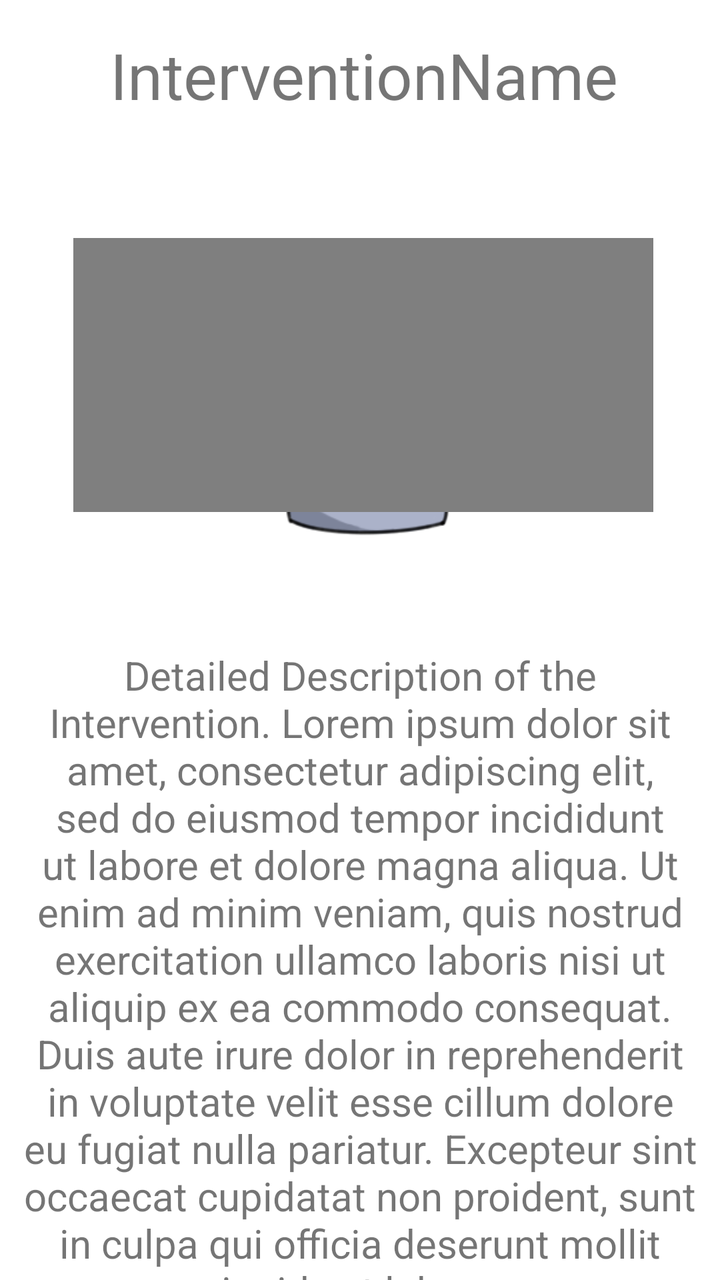
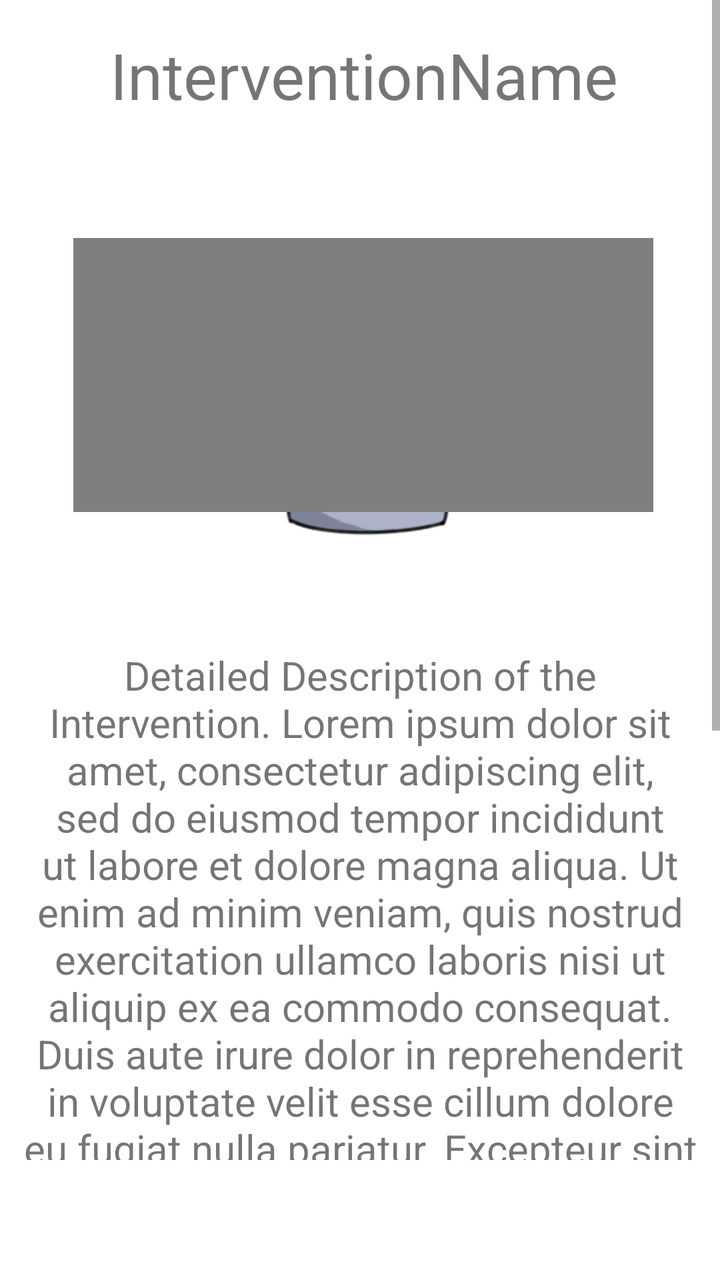

The first picture is an Android layout as it rendered before a commit; the second is the same layout after the commit. The layout source and the unified diff follow.
<!-- AndroidManifest.xml: application theme Theme.SELab23B02 -->
<!-- res/layout/fragment_single_intervention.xml -->
<?xml version="1.0" encoding="utf-8"?>
<LinearLayout xmlns:android="http://schemas.android.com/apk/res/android"
    xmlns:app="http://schemas.android.com/apk/res-auto"
    xmlns:tools="http://schemas.android.com/tools"
    android:layout_width="match_parent"
    android:layout_height="match_parent"
    >

    <androidx.constraintlayout.widget.ConstraintLayout
        android:layout_width="match_parent"
        android:layout_height="match_parent"
        android:layout_weight="1"
        android:id="@+id/singleInterventionFragment">

        <com.google.android.material.textfield.TextInputEditText
            android:id="@+id/tvInterventionAdditionalNotes"
            android:layout_width="216dp"
            android:layout_height="47dp"
            android:ems="10"
            android:hint="@string/et_questionnaire_additional_notes"
            android:inputType="textLongMessage|textMultiLine"
            android:layout_marginTop="10dp"


            app:layout_constraintTop_toBottomOf="@id/ratingBar"
            app:layout_constraintLeft_toLeftOf="parent"
            app:layout_constraintRight_toRightOf="parent"/>

        <TextView
            android:id="@+id/textView3"
            android:layout_width="wrap_content"
            android:layout_height="wrap_content"
            android:layout_marginStart="4dp"
            android:layout_marginTop="16dp"
            android:text="InterventionName"
            android:textAlignment="center"
            android:textSize="32sp"
            app:layout_constraintTop_toTopOf="parent"
            app:layout_constraintLeft_toLeftOf="parent"
            app:layout_constraintRight_toRightOf="parent"/>

        <TextView
            android:id="@+id/textView4"
            android:layout_width="wrap_content"
            android:layout_height="wrap_content"
            android:layout_marginTop="28dp"
            android:text="Detailed Description of the Intervention. Lorem ipsum dolor sit amet, consectetur adipiscing elit, sed do eiusmod tempor incididunt ut labore et dolore magna aliqua. Ut enim ad minim veniam, quis nostrud exercitation ullamco laboris nisi ut aliquip ex ea commodo consequat. Duis aute irure dolor in reprehenderit in voluptate velit esse cillum dolore eu fugiat nulla pariatur. Excepteur sint occaecat cupidatat non proident, sunt in culpa qui officia deserunt mollit anim id est laborum."
            android:textSize="20sp"
            android:padding="10dp"
            android:textAlignment="center"
            app:layout_constraintRight_toRightOf="parent"
            app:layout_constraintLeft_toLeftOf="parent"
            app:layout_constraintTop_toBottomOf="@+id/imageView2" />

        <Button
            android:id="@+id/buttonComplete"
            android:layout_width="wrap_content"
            android:layout_height="wrap_content"
            android:onClick="interventionComplete"
            android:text="Start!"

            app:layout_constraintTop_toBottomOf="@id/tvInterventionAdditionalNotes"
            app:layout_constraintLeft_toLeftOf="parent"
            app:layout_constraintRight_toRightOf="parent"
            android:layout_marginTop="9dp"
            android:background="@drawable/step_count_border"/>

        <ImageView
            android:id="@+id/imageView2"
            android:layout_width="233dp"
            android:layout_height="187dp"
            android:layout_marginTop="40dp"
            android:layout_weight="1"
            android:src="@drawable/little_being"
            app:layout_constraintHorizontal_bias="0.522"
            app:layout_constraintLeft_toLeftOf="parent"
            app:layout_constraintRight_toRightOf="parent"
            app:layout_constraintTop_toBottomOf="@+id/textView3" />

        <TextView
            android:id="@+id/textView"
            android:layout_width="144dp"
            android:layout_height="26dp"
            android:layout_marginTop="40dp"
            android:text="Rating:"
            android:textSize="20sp"
            app:layout_constraintLeft_toLeftOf="@id/ratingBar"

            app:layout_constraintTop_toBottomOf="@id/textView4"/>

        <RatingBar
            android:id="@+id/ratingBar"
            android:layout_width="wrap_content"
            android:layout_height="wrap_content"
            android:layout_marginTop="10dp"
            android:numStars="5"
            android:stepSize="1"
            app:layout_constraintLeft_toLeftOf="parent"
            app:layout_constraintRight_toRightOf="parent"
            app:layout_constraintTop_toBottomOf="@id/textView"

            />

        <VideoView
            android:id="@+id/videoView"
            android:layout_width="290dp"
            android:layout_height="137dp"
            android:layout_marginTop="60dp"
            app:layout_constraintHorizontal_bias="0.522"
            app:layout_constraintLeft_toLeftOf="parent"
            app:layout_constraintRight_toRightOf="parent"
            app:layout_constraintTop_toBottomOf="@+id/textView3" />

    </androidx.constraintlayout.widget.ConstraintLayout>

</LinearLayout>
<!-- resources referenced by this layout -->
<resources>
  <!-- drawable little_being: png bitmap (drawable, 34207 bytes) -->
  <!-- drawable step_count_border (drawable) -->
  <?xml version="1.0" encoding="UTF-8"?>
  <shape xmlns:android="http://schemas.android.com/apk/res/android" android:shape="rectangle">
      <corners android:radius="30dp"/>
      <padding android:left="20dp" android:right="10dp" android:top="10dp" android:bottom="10dp"/>
      <stroke android:width="1dp" android:color="@color/off_white"/>
  </shape>
  <string name="et_questionnaire_additional_notes">additional notes...</string>
  <style name="Theme.SELab23B02" parent="Theme.MaterialComponents.DayNight.DarkActionBar">
          
          <item name="colorPrimary">@color/off_white</item>
          <item name="colorPrimaryVariant">@color/accent_color</item>
          <item name="colorOnPrimary">@color/black</item>
          
          <item name="colorSecondary">@color/ap_gray</item>
          <item name="colorSecondaryVariant">@color/teal_700</item>
          <item name="colorOnSecondary">@color/black</item>
          <item name="titleTextColor">@color/black</item>
          
          <item name="android:statusBarColor">@color/off_white</item>
          
      </style>
  <color name="accent_color">#516395</color>
  <color name="black">#FF000000</color>
  <color name="teal_700">#FF018786</color>
</resources>

<!-- the commit's change to res/layout/fragment_single_intervention.xml (unified diff, before → after) -->
@@ -3,114 +3,122 @@
     xmlns:app="http://schemas.android.com/apk/res-auto"
     xmlns:tools="http://schemas.android.com/tools"
     android:layout_width="match_parent"
-    android:layout_height="match_parent"
-    >
+    android:layout_height="match_parent">
 
-    <androidx.constraintlayout.widget.ConstraintLayout
+    <ScrollView
+        android:id="@+id/singleInterventionFragment"
         android:layout_width="match_parent"
         android:layout_height="match_parent"
-        android:layout_weight="1"
-        android:id="@+id/singleInterventionFragment">
+        android:layout_marginBottom="60dp"
+        android:layout_weight="1">
 
-        <com.google.android.material.textfield.TextInputEditText
-            android:id="@+id/tvInterventionAdditionalNotes"
-            android:layout_width="216dp"
-            android:layout_height="47dp"
-            android:ems="10"
-            android:hint="@string/et_questionnaire_additional_notes"
-            android:inputType="textLongMessage|textMultiLine"
-            android:layout_marginTop="10dp"
+        <androidx.constraintlayout.widget.ConstraintLayout
+            android:layout_width="match_parent"
+            android:layout_height="match_parent"
+            android:layout_weight="1">
+
+            <com.google.android.material.textfield.TextInputEditText
+                android:id="@+id/tvInterventionAdditionalNotes"
+                android:layout_width="216dp"
+                android:layout_height="47dp"
+                android:layout_marginTop="10dp"
+                android:ems="10"
+                android:hint="@string/et_questionnaire_additional_notes"
+                android:inputType="textLongMessage|textMultiLine"
 
 
-            app:layout_constraintTop_toBottomOf="@id/ratingBar"
-            app:layout_constraintLeft_toLeftOf="parent"
-            app:layout_constraintRight_toRightOf="parent"/>
+                app:layout_constraintLeft_toLeftOf="parent"
+                app:layout_constraintRight_toRightOf="parent"
+                app:layout_constraintTop_toBottomOf="@id/ratingBar" />
 
-        <TextView
-            android:id="@+id/textView3"
-            android:layout_width="wrap_content"
-            android:layout_height="wrap_content"
-            android:layout_marginStart="4dp"
-            android:layout_marginTop="16dp"
-            android:text="InterventionName"
-            android:textAlignment="center"
-            android:textSize="32sp"
-            app:layout_constraintTop_toTopOf="parent"
-            app:layout_constraintLeft_toLeftOf="parent"
-            app:layout_constraintRight_toRightOf="parent"/>
+            <TextView
+                android:id="@+id/textView3"
+                android:layout_width="wrap_content"
+                android:layout_height="wrap_content"
+                android:layout_marginStart="4dp"
+                android:layout_marginTop="16dp"
+                android:text="InterventionName"
+                android:textAlignment="center"
+                android:textSize="32sp"
+                app:layout_constraintLeft_toLeftOf="parent"
+                app:layout_constraintRight_toRightOf="parent"
+                app:layout_constraintTop_toTopOf="parent" />
 
-        <TextView
-            android:id="@+id/textView4"
-            android:layout_width="wrap_content"
-            android:layout_height="wrap_content"
-            android:layout_marginTop="28dp"
-            android:text="Detailed Description of the Intervention. Lorem ipsum dolor sit amet, consectetur adipiscing elit, sed do eiusmod tempor incididunt ut labore et dolore magna aliqua. Ut enim ad minim veniam, quis nostrud exercitation ullamco laboris nisi ut aliquip ex ea commodo consequat. Duis aute irure dolor in reprehenderit in voluptate velit esse cillum dolore eu fugiat nulla pariatur. Excepteur sint occaecat cupidatat non proident, sunt in culpa qui officia deserunt mollit anim id est laborum."
-            android:textSize="20sp"
-            android:padding="10dp"
-            android:textAlignment="center"
-            app:layout_constraintRight_toRightOf="parent"
-            app:layout_constraintLeft_toLeftOf="parent"
-            app:layout_constraintTop_toBottomOf="@+id/imageView2" />
+            <TextView
+                android:id="@+id/textView4"
+                android:layout_width="wrap_content"
+                android:layout_height="wrap_content"
+                android:layout_marginTop="28dp"
+                android:padding="10dp"
+                android:text="Detailed Description of the Intervention. Lorem ipsum dolor sit amet, consectetur adipiscing elit, sed do eiusmod tempor incididunt ut labore et dolore magna aliqua. Ut enim ad minim veniam, quis nostrud exercitation ullamco laboris nisi ut aliquip ex ea commodo consequat. Duis aute irure dolor in reprehenderit in voluptate velit esse cillum dolore eu fugiat nulla pariatur. Excepteur sint occaecat cupidatat non proident, sunt in culpa qui officia deserunt mollit anim id est laborum."
+                android:textAlignment="center"
+                android:textSize="20sp"
+                app:layout_constraintLeft_toLeftOf="parent"
+                app:layout_constraintRight_toRightOf="parent"
+                app:layout_constraintTop_toBottomOf="@+id/imageView2" />
 
-        <Button
-            android:id="@+id/buttonComplete"
-            android:layout_width="wrap_content"
-            android:layout_height="wrap_content"
-            android:onClick="interventionComplete"
-            android:text="Start!"
+            <Button
+                android:id="@+id/buttonComplete"
+                android:layout_width="wrap_content"
+                android:layout_height="wrap_content"
+                android:layout_marginTop="9dp"
 
-            app:layout_constraintTop_toBottomOf="@id/tvInterventionAdditionalNotes"
-            app:layout_constraintLeft_toLeftOf="parent"
-            app:layout_constraintRight_toRightOf="parent"
-            android:layout_marginTop="9dp"
-            android:background="@drawable/step_count_border"/>
+                android:layout_marginBottom="5dp"
+                android:background="@drawable/step_count_border"
+                android:onClick="interventionComplete"
+                android:text="Start!"
+                app:layout_constraintBottom_toBottomOf="parent"
+                app:layout_constraintLeft_toLeftOf="parent"
+                app:layout_constraintRight_toRightOf="parent"
+                app:layout_constraintTop_toBottomOf="@id/tvInterventionAdditionalNotes" />
 
-        <ImageView
-            android:id="@+id/imageView2"
-            android:layout_width="233dp"
-            android:layout_height="187dp"
-            android:layout_marginTop="40dp"
-            android:layout_weight="1"
-            android:src="@drawable/little_being"
-            app:layout_constraintHorizontal_bias="0.522"
-            app:layout_constraintLeft_toLeftOf="parent"
-            app:layout_constraintRight_toRightOf="parent"
-            app:layout_constraintTop_toBottomOf="@+id/textView3" />
+            <ImageView
+                android:id="@+id/imageView2"
+                android:layout_width="233dp"
+                android:layout_height="187dp"
+                android:layout_marginTop="40dp"
+                android:layout_weight="1"
+                android:src="@drawable/little_being"
+                app:layout_constraintHorizontal_bias="0.522"
+                app:layout_constraintLeft_toLeftOf="parent"
+                app:layout_constraintRight_toRightOf="parent"
+                app:layout_constraintTop_toBottomOf="@+id/textView3" />
 
-        <TextView
-            android:id="@+id/textView"
-            android:layout_width="144dp"
-            android:layout_height="26dp"
-            android:layout_marginTop="40dp"
-            android:text="Rating:"
-            android:textSize="20sp"
-            app:layout_constraintLeft_toLeftOf="@id/ratingBar"
+            <TextView
+                android:id="@+id/textView"
+                android:layout_width="144dp"
+                android:layout_height="26dp"
+                android:layout_marginTop="40dp"
+                android:text="Rating:"
+                android:textSize="20sp"
+                app:layout_constraintLeft_toLeftOf="@id/ratingBar"
 
-            app:layout_constraintTop_toBottomOf="@id/textView4"/>
+                app:layout_constraintTop_toBottomOf="@id/textView4" />
 
-        <RatingBar
-            android:id="@+id/ratingBar"
-            android:layout_width="wrap_content"
-            android:layout_height="wrap_content"
-            android:layout_marginTop="10dp"
-            android:numStars="5"
-            android:stepSize="1"
-            app:layout_constraintLeft_toLeftOf="parent"
-            app:layout_constraintRight_toRightOf="parent"
-            app:layout_constraintTop_toBottomOf="@id/textView"
+            <RatingBar
+                android:id="@+id/ratingBar"
+                android:layout_width="wrap_content"
+                android:layout_height="wrap_content"
+                android:layout_marginTop="10dp"
+                android:numStars="5"
+                android:stepSize="1"
+                app:layout_constraintLeft_toLeftOf="parent"
+                app:layout_constraintRight_toRightOf="parent"
+                app:layout_constraintTop_toBottomOf="@id/textView"
 
-            />
+                />
 
-        <VideoView
-            android:id="@+id/videoView"
-            android:layout_width="290dp"
-            android:layout_height="137dp"
-            android:layout_marginTop="60dp"
-            app:layout_constraintHorizontal_bias="0.522"
-            app:layout_constraintLeft_toLeftOf="parent"
-            app:layout_constraintRight_toRightOf="parent"
-            app:layout_constraintTop_toBottomOf="@+id/textView3" />
+            <VideoView
+                android:id="@+id/videoView"
+                android:layout_width="290dp"
+                android:layout_height="137dp"
+                android:layout_marginTop="60dp"
+                app:layout_constraintHorizontal_bias="0.522"
+                app:layout_constraintLeft_toLeftOf="parent"
+                app:layout_constraintRight_toRightOf="parent"
+                app:layout_constraintTop_toBottomOf="@+id/textView3" />
 
-    </androidx.constraintlayout.widget.ConstraintLayout>
+        </androidx.constraintlayout.widget.ConstraintLayout>
+    </ScrollView>
 
 </LinearLayout>
